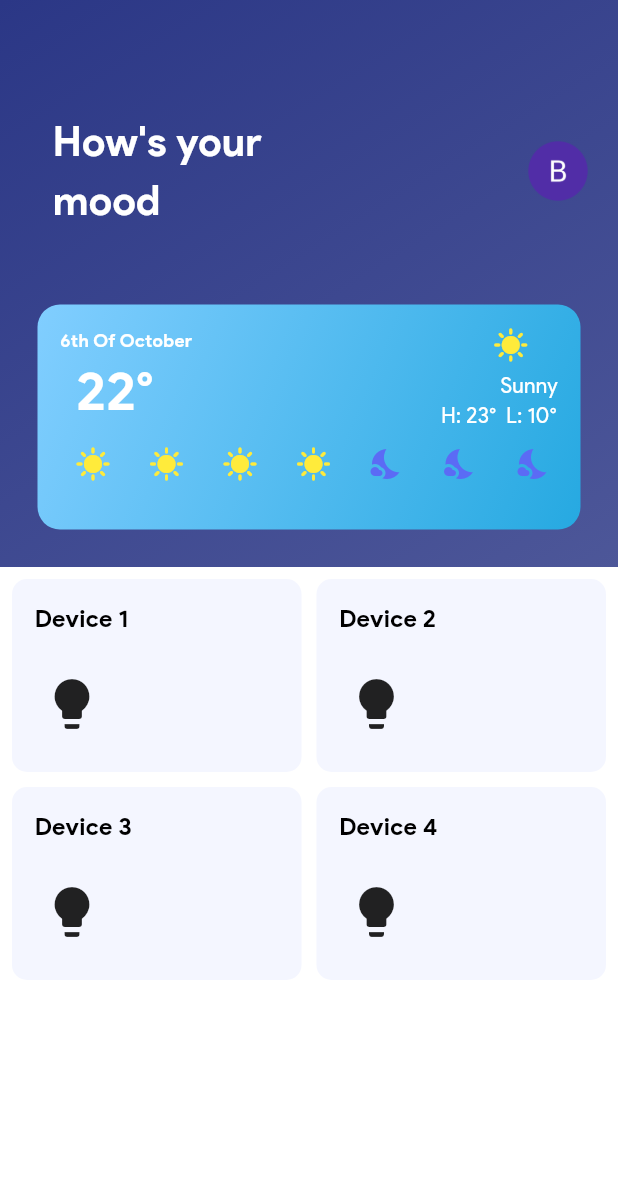
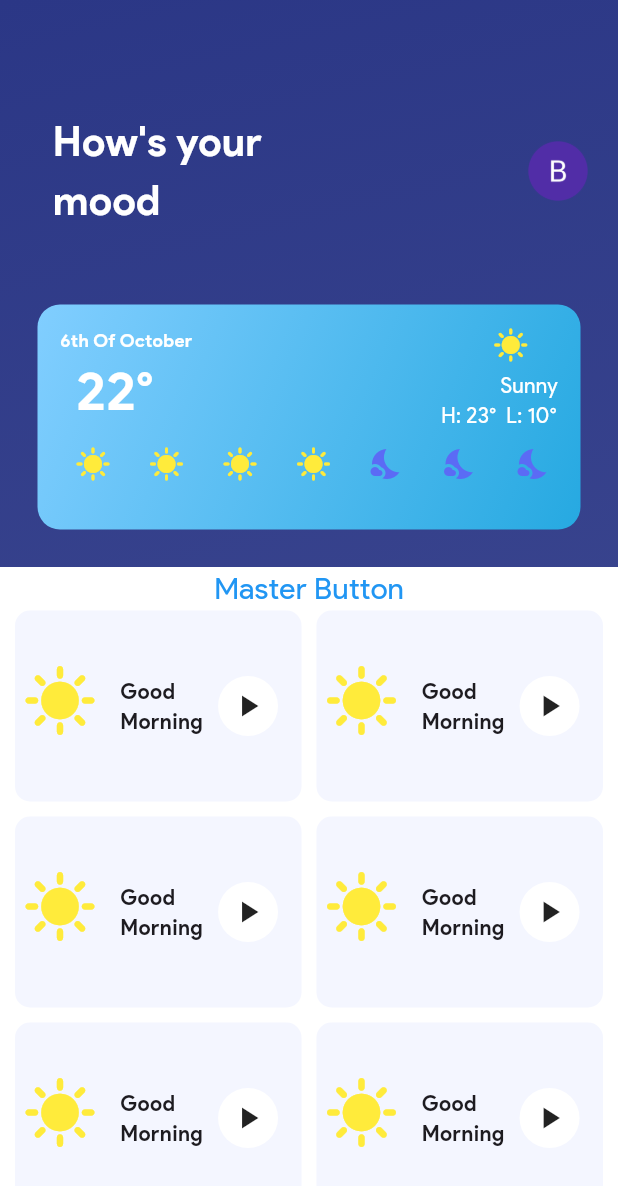
Before and after one commit to aboda-7/front-end-home, a Flutter app: the Scenes screen opened directly, on a phone screen of 412 x 824 dp. Shown: the top 1186 px of the screen. Run offline on Flutter 3.47's test engine with Material 3 defaults, Android fonts, the phone set to English and light mode, and no system bars; our stand-ins replace flutter_svg, percent_indicator, slider_button.

Commit message:
updated scenes page

```diff
--- a/lib/Scenes.dart
+++ b/lib/Scenes.dart
@@ -150,9 +150,17 @@ class Scenes extends StatelessWidget {
                 child: Column(
                   crossAxisAlignment: CrossAxisAlignment.start,
                   children: [
+                    Center(
+                        child: Text("Master Button", style: TextStyle(
+                            fontFamily: 'ProductSans',
+                            fontSize: 20,
+                            color: Colors.blue
+                          ),
+                        ),
+                      ),
                     // Grid of Containers with resized sizes
                     Padding(
-                      padding: const EdgeInsets.all(8.0),
+                      padding: const EdgeInsets.symmetric(horizontal: 10),
                       child: GridView.builder(
                         shrinkWrap: true,
                         physics: NeverScrollableScrollPhysics(),
@@ -162,34 +170,45 @@ class Scenes extends StatelessWidget {
                           mainAxisSpacing: 10,
                           childAspectRatio: 1.5,
                         ),
-                        itemCount: 4, // Number of containers in the grid
+                        itemCount: 20, // Number of containers in the grid
                         itemBuilder: (context, index) {
-                          return Container(
+                          return GestureDetector(
+                            child: Container(
                               width: 120,
-                            height: 150,
+                              height: 70,
                               decoration: BoxDecoration(
                                 color: Color(0xFFF4F6FF),
                                 borderRadius: BorderRadius.circular(10),
                               ),
-                            child: Column(
+                              child: Row(
+                                children: [
+                                  Column(
                                     crossAxisAlignment: CrossAxisAlignment.start,
                                     children: [
                                       Padding(
-                                  padding: EdgeInsets.only(left:15 ,top:15),
-                                  child: Text(
-                                    'Device ${index + 1}',
-                                    style: TextStyle(
-                                        color: Colors.black,
-                                        fontSize: 16,
-                                        fontWeight: FontWeight.bold
+                                        padding:  EdgeInsets.only(top : 35,left: 5),
+                                        child: Icon(Icons.sunny,color: Colors.yellow,size: 50,),
+                                      ),
+                                    ],
+                                  ),
+                                  SizedBox(width: 15,),
+                                  Text("Good\nMorning",style: TextStyle(
+                                      fontSize: 14,
+                                      fontWeight: FontWeight.bold,
                                     ),
                                   ),
+                                  SizedBox(width: 10,),
+                                  Container(
+                                    height: 40,
+                                    width: 40,
+                                    decoration: BoxDecoration(
+                                      color: Colors.white,
+                                      borderRadius: BorderRadius.circular(50)
                                     ),
-                                Padding(
-                                  padding: const EdgeInsets.only(left: 20, top :25),
-                                  child: Icon(Icons.lightbulb,size: 40,),
-                                )
+                                    child: Icon(Icons.play_arrow),
+                                  ),
                                 ],
+                              ),
                             ),
                           );
                         },
```
Lines whose indentation alone changed are shown as unchanged.
